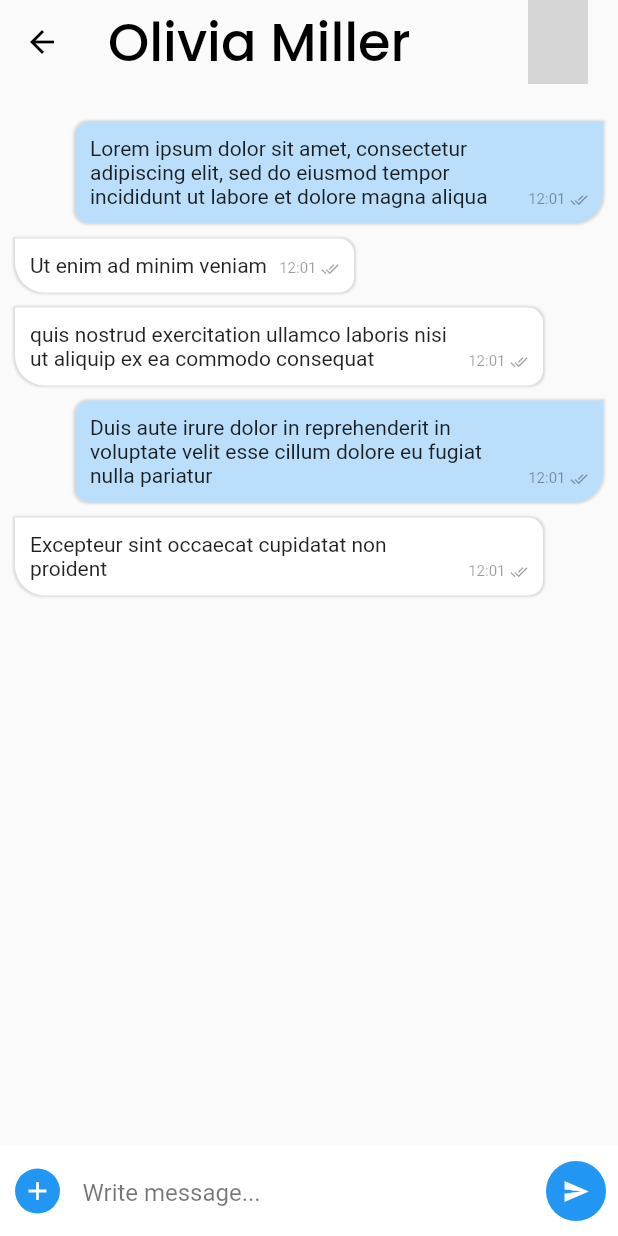
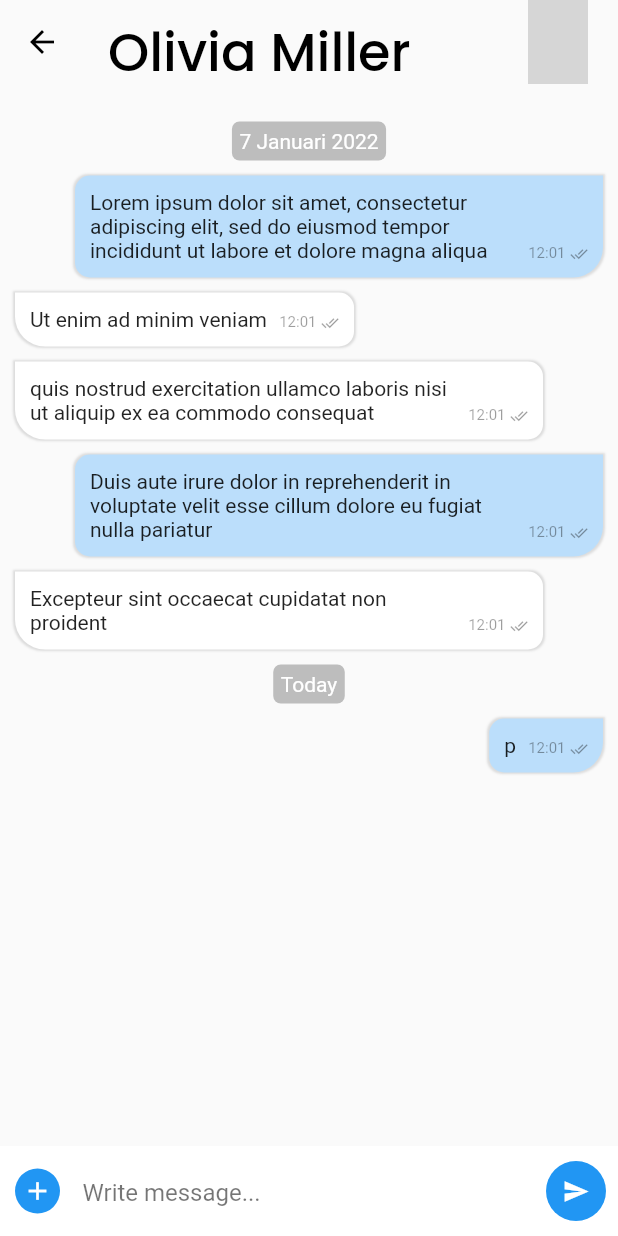
Before and after one commit to Bobby-Anggunawan/Calso, a Flutter app: the screen it shows after launch, after a tap on "Olivia Miller", on a phone screen of 412 x 824 dp. Run offline on Flutter 3.47's test engine with Material 2 defaults, Android fonts, the light colour scheme and no system bars; our stand-ins replace cloud_firestore, contacts_service, firebase_auth, firebase_core, hidden_drawer_menu, marquee; accounts and stored records are empty; network calls fail; grey boxes are pictures that could not be loaded.

Commit message:
custom ui selesai

```diff
--- a/lib/demo/demo_chat_page.dart
+++ b/lib/demo/demo_chat_page.dart
@@ -1,4 +1,5 @@
 import 'package:flutter/material.dart';
+import 'package:marquee/marquee.dart';
 
 const Color darkBlue = Color.fromARGB(255, 18, 32, 47);
 
@@ -93,12 +94,67 @@
   }
 }
 
-class DemoChat extends StatelessWidget {
+
+class DateHeader extends StatelessWidget {
+  const DateHeader({Key? key, required this.date}) : super(key: key);
+
+  final String date;
+
+  @override
+  Widget build(BuildContext context) {
+    return Container(
+      padding: EdgeInsets.symmetric(vertical: 5),
+      child: Center(
+        child: Column(
+          mainAxisSize: MainAxisSize.min,
+          children: [
+            Container(
+              padding: EdgeInsets.all(5),
+              child: Text(date, style: TextStyle(color: Colors.white)),
+              decoration: BoxDecoration(
+                  color: Colors.grey.shade400,
+                  borderRadius: BorderRadius.all(Radius.circular(5))
+              ),
+            )
+          ]
+        )
+      )
+    );
+  }
+}
+
+
+class DemoChat extends StatefulWidget {
 
   const DemoChat({Key? key, required this.avatarURL, required this.name}) : super(key: key);
 
   final String avatarURL;
   final String name;
+
+  @override
+  State<DemoChat> createState() => _DemoChatState();
+}
+
+
+class _DemoChatState extends State<DemoChat> {
+
+  Widget buildMarquee(String text){
+    if(text.length > 13){
+      return Marquee(
+          text: text,
+          style: TextStyle(fontFamily: "Poppins", fontSize: 35),
+          blankSpace: 100,
+          pauseAfterRound: Duration(seconds: 5),
+          startAfter: Duration(seconds: 5)
+      );
+    }
+    else{
+      return Text(
+          text,
+          style: TextStyle(fontFamily: "Poppins", fontSize: 35),
+      );
+    }
+  }
 
   @override
   Widget build(BuildContext context) {
@@ -107,7 +163,10 @@
 
     return Scaffold(
       appBar: AppBar(
-          title: Text(name, style: TextStyle(fontFamily: "Poppins", fontSize: 35)),
+          title: SizedBox(
+            height: 40,
+            child: buildMarquee(widget.name)
+          ),
           backgroundColor: Theme.of(context).scaffoldBackgroundColor,
           foregroundColor: Colors.black,
           elevation: 0,
@@ -116,7 +175,7 @@
                 padding: EdgeInsets.only(right: 20),
                 child: CircleAvatar(
                     radius: 20,
-                    backgroundImage: NetworkImage(avatarURL)
+                    backgroundImage: NetworkImage(widget.avatarURL)
                 )
             )
           ]
@@ -128,6 +187,8 @@
             padding: EdgeInsets.only(top: 20),
             child: ListView(
               children: [
+
+                DateHeader(date: "7 Januari 2022"),
 
                 Bubble(
                   message: 'Lorem ipsum dolor sit amet, consectetur adipiscing elit, sed do eiusmod tempor incididunt ut labore et dolore magna aliqua',
@@ -159,6 +220,15 @@
                   delivered: true,
                   isMe: true,
                 ),
+
+                DateHeader(date: "Today"),
+                Bubble(
+                  message: 'p',
+                  time: '12:01',
+                  delivered: true,
+                  isMe: false,
+                ),
+
               ],
             )
           ),
--- a/lib/demo/demo_home_page.dart
+++ b/lib/demo/demo_home_page.dart
@@ -1,6 +1,8 @@
+import 'package:contacts_service/contacts_service.dart';
 import 'package:flutter/material.dart';
 
 import 'demo_chat_page.dart';
+import 'package:marquee/marquee.dart';
 
 
 class ChatItem extends StatelessWidget {
@@ -95,22 +97,21 @@
 
 
 
-class DemoHomePage extends StatelessWidget {
+class DemoHomePage extends StatefulWidget {
   const DemoHomePage({Key? key}) : super(key: key);
 
   @override
+  State<DemoHomePage> createState() => _DemoHomePageState();
+}
+
+class _DemoHomePageState extends State<DemoHomePage> {
+  @override
   Widget build(BuildContext context) {
     return Scaffold(
-      appBar: AppBar(
-        title: Text("Calso", style: TextStyle(fontFamily: "Poppins", fontSize: 35)),
-        backgroundColor: Theme.of(context).scaffoldBackgroundColor,
-        foregroundColor: Colors.black,
-        elevation: 0
-      ),
       floatingActionButton: FloatingActionButton(
         child: Icon(Icons.person_add),
         onPressed: (){
-
+          ContactsService.openContactForm();
         },
       ),
       floatingActionButtonLocation: FloatingActionButtonLocation.centerFloat,
@@ -141,19 +142,19 @@
             lastChatTime: "2 April 2021"
           ),
           ChatItem(
-              avatarURL: "https://static.vecteezy.com/packs/media/components/global/search-explore-nav/img/vectors/term-bg-1-666de2d941529c25aa511dc18d727160.jpg",
+              avatarURL: "https://encrypted-tbn0.gstatic.com/images?q=tbn:ANd9GcSzeppCoxZPiVk60lL_9s7zbbzfwAKp0aLLKQ&usqp=CAU",
               name: "Chloe Williams",
               lastChat: "sed do eiusmod tempor incididunt ut labore",
               lastChatTime: "2 April 2021"
           ),
           ChatItem(
-              avatarURL: "https://static.vecteezy.com/packs/media/components/global/search-explore-nav/img/vectors/term-bg-1-666de2d941529c25aa511dc18d727160.jpg",
+              avatarURL: "https://encrypted-tbn0.gstatic.com/images?q=tbn:ANd9GcSZWgKYm1KhFbEdLrccsiDSxIjlsp1ZhqCTqw&usqp=CAU",
               name: "Megan Wilson ",
               lastChat: "Sed ut perspiciatis unde omnis iste natus error ",
               lastChatTime: "2 April 2021"
           ),
           ChatItem(
-              avatarURL: "https://static.vecteezy.com/packs/media/components/global/search-explore-nav/img/vectors/term-bg-1-666de2d941529c25aa511dc18d727160.jpg",
+              avatarURL: "https://encrypted-tbn0.gstatic.com/images?q=tbn:ANd9GcQoRKVTxFSE3WZ8I_8srDcqfx4lfsd0MABDJhUoxi8qB1Wb3rkPlcJvhs98h5TfvH50S30&usqp=CAU",
               name: "Hannah Rodriguez",
               lastChat: "Quis autem vel eum iure reprehenderit",
               lastChatTime: "2 April 2021"
@@ -161,16 +162,37 @@
 
 
           ItemNoChat(
-            avatarURL: "https://static.vecteezy.com/packs/media/components/global/search-explore-nav/img/vectors/term-bg-1-666de2d941529c25aa511dc18d727160.jpg",
+            avatarURL: "https://encrypted-tbn0.gstatic.com/images?q=tbn:ANd9GcQWe30nEysRbeuAAOM7tY__6s-Fsk_nnfJ92w&usqp=CAU",
             name: "Emily Brown",
           ),
           ItemNoChat(
-            avatarURL: "https://static.vecteezy.com/packs/media/components/global/search-explore-nav/img/vectors/term-bg-1-666de2d941529c25aa511dc18d727160.jpg",
+            avatarURL: "https://www.mynameart.com/pics/name-alfabet-profile-pictures.jpg",
             name: "Sophie Davis",
           ),
+
           ItemNoChat(
-            avatarURL: "https://static.vecteezy.com/packs/media/components/global/search-explore-nav/img/vectors/term-bg-1-666de2d941529c25aa511dc18d727160.jpg",
+            avatarURL: "https://encrypted-tbn0.gstatic.com/images?q=tbn:ANd9GcTG1twbA82h8OGOa9nwgH0iJZr8efXbm56ogQ&usqp=CAU",
             name: "Lucy Smith",
+          ),
+
+          ItemNoChat(
+            avatarURL: "https://encrypted-tbn0.gstatic.com/images?q=tbn:ANd9GcS2uYM8qzeXTrpyAlXmhiP4Pmd0-0CyJGpq3Q&usqp=CAU",
+            name: "Maia Booker",
+          ),
+
+          ItemNoChat(
+            avatarURL: "https://akm-img-a-in.tosshub.com/indiatoday/images/story/201912/question-mark-2492009_960_720.jpeg?v1wxXrNBMtHm8XyvxIo2HmtEHb5BENZ0&size=770:433",
+            name: "Orla Mosley",
+          ),
+
+          ItemNoChat(
+            avatarURL: "https://encrypted-tbn0.gstatic.com/images?q=tbn:ANd9GcTHlO3Z_lnzGvrncDglawgC_TBeqYU08Wq3YA&usqp=CAU",
+            name: "Kyla Mcdonald",
+          ),
+
+          ItemNoChat(
+            avatarURL: "https://www.attitudestatus.org/wp-content/uploads/2021/05/dps-8.jpg",
+            name: "Cleo Fuller",
           ),
 
         ],
--- /dev/null
+++ b/lib/demo/demo_main_page.dart
@@ -0,0 +1,75 @@
+import 'package:flutter/material.dart';
+import 'demo_home_page.dart';
+import 'package:hidden_drawer_menu/hidden_drawer_menu.dart';
+
+import 'demo_setting_page.dart';
+
+
+class SideMenu extends StatefulWidget {
+  const SideMenu({Key? key}) : super(key: key);
+
+  @override
+  _SideMenuState createState() => _SideMenuState();
+}
+
+class _SideMenuState extends State<SideMenu> {
+  @override
+  Widget build(BuildContext context) {
+    return Container(
+      color: Colors.blue,
+      child: Text("Ini menu")
+    );
+  }
+}
+
+
+
+class DemoMainPage extends StatefulWidget {
+  const DemoMainPage({Key? key}) : super(key: key);
+
+  @override
+  _DemoMainPageState createState() => _DemoMainPageState();
+}
+
+class _DemoMainPageState extends State<DemoMainPage> {
+
+  List<ScreenHiddenDrawer> itens = [];
+
+
+  @override
+  void initState() {
+
+    itens.add(new ScreenHiddenDrawer(
+        new ItemHiddenMenu(
+          name: "Home",
+          baseStyle: TextStyle( color: Colors.white, fontSize: 28.0 ),
+          selectedStyle: TextStyle(color: Colors.red.shade900, fontSize: 28.0),
+          colorLineSelected: Colors.red.shade900,
+        ),
+        DemoHomePage()));
+
+    itens.add(new ScreenHiddenDrawer(
+        new ItemHiddenMenu(
+          name: "Setting",
+          baseStyle: TextStyle( color: Colors.white, fontSize: 28.0 ),
+          selectedStyle: TextStyle(color: Colors.red.shade900, fontSize: 28.0),
+          colorLineSelected: Colors.red.shade900,
+        ),
+        DemoSetting()));
+
+    super.initState();
+  }
+
+  @override
+  Widget build(BuildContext context) {
+
+    return Scaffold(
+      body: HiddenDrawerMenu(
+        backgroundColorMenu: Colors.blue,
+        backgroundColorAppBar: Theme.of(context).scaffoldBackgroundColor,
+        elevationAppBar: 0,
+        screens: itens,
+      )
+    );
+  }
+}
--- a/lib/main.dart
+++ b/lib/main.dart
@@ -7,6 +7,8 @@
 import 'contact_page.dart';
 import 'demo/demo_chat_page.dart';
 import 'demo/demo_home_page.dart';
+import 'demo/demo_login_page.dart';
+import 'demo/demo_main_page.dart';
 import 'firebase_options.dart';
 
 void main() async {
@@ -38,7 +40,8 @@
         '/contact': (context) => ContactPage(),
         '/': (context) => Mediator(),*/
 
-        '/': (context) => DemoHomePage(),
+        //'/': (context) => DemoLoginPage(),
+        '/': (context) => DemoMainPage(),
         '/chat': (context) => DemoChat(avatarURL:"https://static.vecteezy.com/packs/media/components/global/search-explore-nav/img/vectors/term-bg-1-666de2d941529c25aa511dc18d727160.jpg", name:"aa"),
       },
 
--- a/pubspec.yaml
+++ b/pubspec.yaml
@@ -40,6 +40,8 @@
   cloud_firestore: ^3.1.5
 
   contacts_service: ^0.6.3
+  marquee: ^2.2.0
+  hidden_drawer_menu: ^3.0.1
 
 dev_dependencies:
   flutter_test:
```
Also changed, not shown: lib/demo/demo_login_page.dart (added, +83 -0 lines), lib/demo/demo_setting_page.dart (added, +71 -0 lines), 1 other file.
